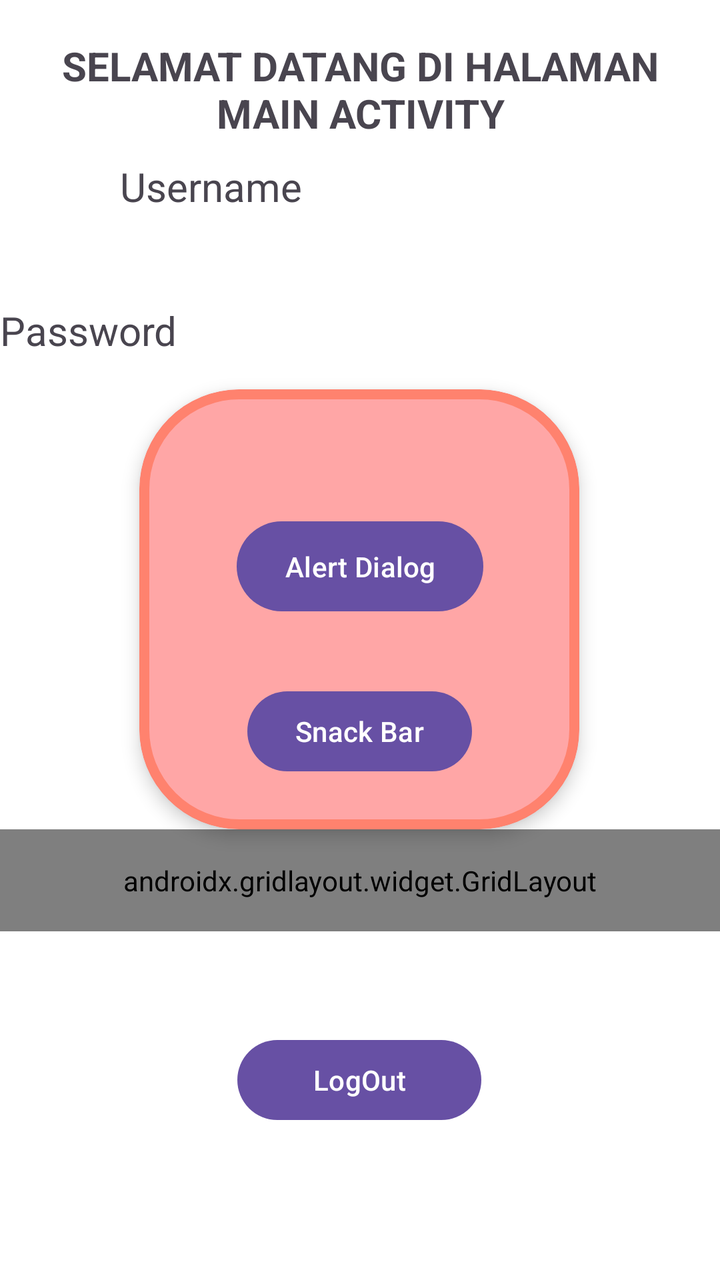
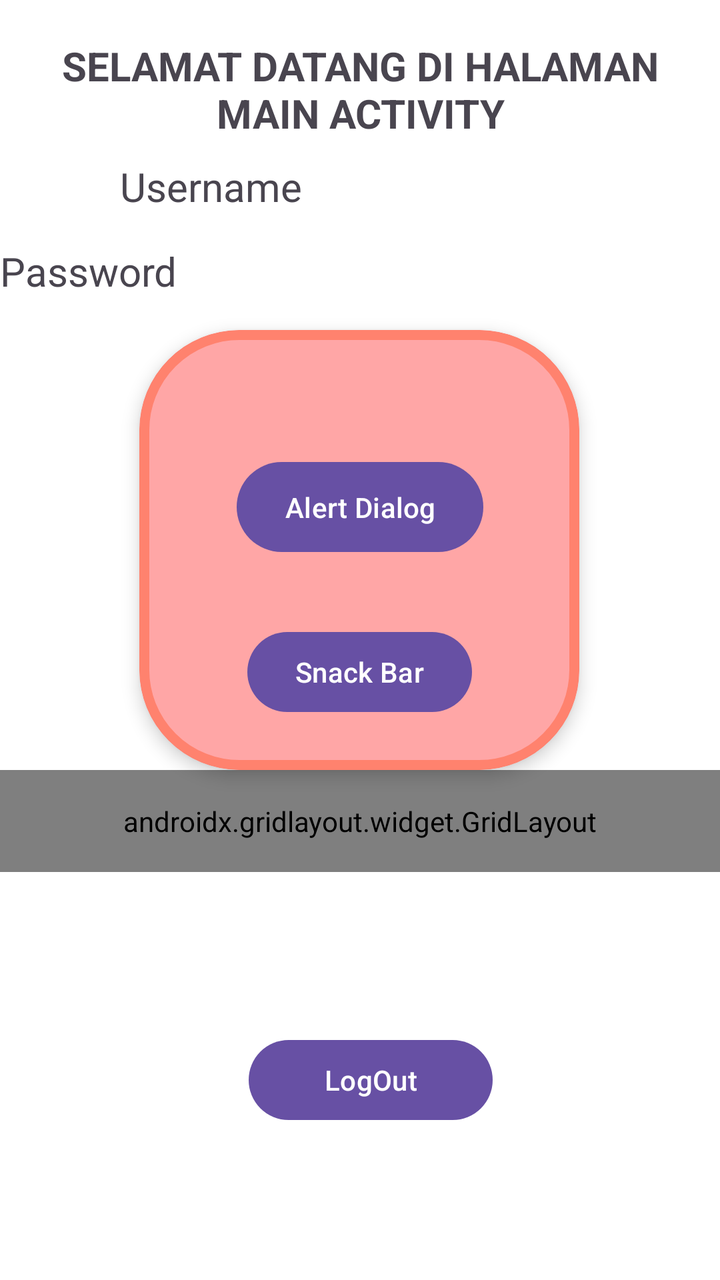

The first picture is an Android layout as it rendered before a commit; the second is the same layout after the commit. The layout source and the unified diff follow.
<!-- AndroidManifest.xml: application theme Theme.AlifTaufiq_3TIB -->
<!-- res/layout/fragment_home.xml -->
<?xml version="1.0" encoding="utf-8"?>
<androidx.constraintlayout.widget.ConstraintLayout xmlns:android="http://schemas.android.com/apk/res/android"
    xmlns:tools="http://schemas.android.com/tools"
    android:layout_width="match_parent"
    android:layout_height="match_parent"
    xmlns:app="http://schemas.android.com/apk/res-auto"
    tools:context=".Home.HomeFragment"
    android:background="@color/white">


    <TextView
        android:id="@+id/txtUsername"
        android:layout_width="wrap_content"
        android:layout_height="wrap_content"
        android:layout_marginStart="60dp"
        android:text="Username"
        android:textSize="20dp"
        app:layout_constraintBottom_toBottomOf="parent"
        app:layout_constraintStart_toStartOf="parent"
        app:layout_constraintTop_toTopOf="parent"
        app:layout_constraintVertical_bias="0.13" />

    <TextView
        android:id="@+id/txtPassword"
        android:layout_width="112dp"
        android:layout_height="35dp"
        android:layout_marginEnd="248dp"
        android:text="Password"
        android:textSize="20dp"

        app:layout_constraintBottom_toBottomOf="parent"
        app:layout_constraintEnd_toEndOf="parent"
        app:layout_constraintTop_toBottomOf="@+id/textView3"
        app:layout_constraintVertical_bias="0.124" />

    <TextView
        android:id="@+id/textView3"
        android:layout_width="335dp"
        android:layout_height="68dp"
        android:text="SELAMAT DATANG DI HALAMAN MAIN ACTIVITY"
        android:textAlignment="center"
        android:textSize="20dp"
        android:textStyle="bold"
        app:layout_constraintBottom_toBottomOf="parent"
        app:layout_constraintEnd_toEndOf="parent"
        app:layout_constraintStart_toStartOf="parent"
        app:layout_constraintTop_toTopOf="parent"
        app:layout_constraintVertical_bias="0.034" />


    <com.google.android.material.card.MaterialCardView
        android:id="@+id/materialCardView"
        android:layout_width="220dp"
        android:layout_height="220dp"
        android:layout_marginTop="8dp"
        app:cardBackgroundColor="#FFA6A6"
        app:cardCornerRadius="50dp"
        app:cardElevation="5dp"
        app:layout_constraintEnd_toEndOf="parent"
        app:layout_constraintHorizontal_bias="0.497"
        app:layout_constraintStart_toStartOf="parent"
        app:layout_constraintTop_toBottomOf="@+id/txtPassword"
        app:strokeColor="#FF826E"
        app:strokeWidth="5dp">

        <androidx.constraintlayout.widget.ConstraintLayout
            android:layout_width="match_parent"
            android:layout_height="match_parent"
            android:layout_margin="10dp">

            <Button
                android:id="@+id/btnSnackBar"
                android:layout_width="wrap_content"
                android:layout_height="wrap_content"

                android:layout_marginTop="32dp"
                android:text="Snack Bar"
                app:layout_constraintEnd_toEndOf="parent"
                app:layout_constraintStart_toStartOf="parent"
                app:layout_constraintTop_toBottomOf="@+id/AlertDialog" />

            <Button
                android:id="@+id/AlertDialog"
                android:layout_width="wrap_content"
                android:layout_height="53dp"

                android:layout_marginTop="52dp"
                android:text="Alert Dialog"
                app:layout_constraintEnd_toEndOf="parent"
                app:layout_constraintHorizontal_bias="0.505"
                app:layout_constraintStart_toStartOf="parent"
                app:layout_constraintTop_toTopOf="parent" />
        </androidx.constraintlayout.widget.ConstraintLayout>


    </com.google.android.material.card.MaterialCardView>

    <androidx.gridlayout.widget.GridLayout
        android:id="@+id/gridMenu"
        android:layout_width="0dp"
        android:layout_height="wrap_content"
        android:padding="16dp"
        app:columnCount="2"
        app:useDefaultMargins="true"
        app:layout_constraintEnd_toEndOf="parent"
        app:layout_constraintStart_toStartOf="parent"
        app:layout_constraintTop_toBottomOf="@+id/materialCardView">


        <Button
            android:id="@+id/btnToLima"
            android:layout_width="wrap_content"
            android:layout_height="wrap_content"
            android:text="Pertemuan 5"
            app:layout_columnWeight="1"
            app:layout_constraintEnd_toEndOf="parent"
            app:layout_constraintStart_toStartOf="parent"
            app:layout_constraintTop_toBottomOf="@+id/btnkembali"
            app:layout_gravity="fill_horizontal" />

        <Button
            android:id="@+id/btnToSix"
            android:layout_width="127dp"
            android:layout_height="44dp"
            app:layout_columnWeight="1"
            app:layout_gravity="fill_horizontal"
            android:text="pertemuan6"
            app:layout_constraintBottom_toBottomOf="parent"
            app:layout_constraintEnd_toEndOf="parent"
            app:layout_constraintHorizontal_bias="0.133"
            app:layout_constraintStart_toStartOf="parent" />


        <Button
            android:id="@+id/btntosembilan"
            android:layout_width="147dp"
            android:layout_height="46dp"
            android:backgroundTint="@color/kuning"
            android:text="Pertemuan9"
            app:layout_columnWeight="1"
            app:layout_gravity="fill_horizontal"
            app:layout_constraintBottom_toBottomOf="parent"
            app:layout_constraintEnd_toEndOf="parent"
            app:layout_constraintStart_toStartOf="parent" />

        <Button
            android:id="@+id/btnkembali"
            android:layout_width="wrap_content"
            android:layout_height="wrap_content"
            app:layout_columnWeight="1"
            app:layout_gravity="fill_horizontal"
            android:text="kembali"
            app:layout_constraintEnd_toEndOf="parent"
            app:layout_constraintHorizontal_bias="0.191"
            app:layout_constraintStart_toStartOf="parent"
            app:layout_constraintTop_toBottomOf="@+id/materialCardView" />
    </androidx.gridlayout.widget.GridLayout>


    <Button
        android:id="@+id/btnLogout"
        android:layout_width="122dp"
        android:layout_height="48dp"

        android:layout_marginBottom="76dp"
        android:text="LogOut"
        app:layout_constraintBottom_toBottomOf="parent"
        app:layout_constraintEnd_toEndOf="parent"
        app:layout_constraintHorizontal_bias="0.498"
        app:layout_constraintStart_toStartOf="parent" />


</androidx.constraintlayout.widget.ConstraintLayout>
<!-- resources referenced by this layout -->
<resources>
  <color name="kuning">#FFC107</color>
  <color name="white">#FFFFFFFF</color>
  <style name="Theme.AlifTaufiq_3TIB" parent="Base.Theme.AlifTaufiq_3TIB" />
  <style name="Base.Theme.AlifTaufiq_3TIB" parent="Theme.Material3.DayNight.NoActionBar">
          
          
      </style>
</resources>

<!-- the commit's change to res/layout/fragment_home.xml (unified diff, before → after) -->
@@ -31,7 +31,7 @@
         app:layout_constraintBottom_toBottomOf="parent"
         app:layout_constraintEnd_toEndOf="parent"
         app:layout_constraintTop_toBottomOf="@+id/textView3"
-        app:layout_constraintVertical_bias="0.124" />
+        app:layout_constraintVertical_bias="0.067" />
 
     <TextView
         android:id="@+id/textView3"
@@ -154,6 +154,19 @@
             app:layout_constraintHorizontal_bias="0.191"
             app:layout_constraintStart_toStartOf="parent"
             app:layout_constraintTop_toBottomOf="@+id/materialCardView" />
+
+        <Button
+            android:id="@+id/btnTotent"
+            android:layout_width="wrap_content"
+            android:layout_height="wrap_content"
+            app:layout_columnWeight="1"
+            android:backgroundTint="#F4813F"
+            app:layout_gravity="fill_horizontal"
+            android:text="Pertemuan10"
+            app:layout_constraintEnd_toEndOf="parent"
+            app:layout_constraintHorizontal_bias="0.191"
+            app:layout_constraintStart_toStartOf="parent"
+            app:layout_constraintTop_toBottomOf="@+id/materialCardView" />
     </androidx.gridlayout.widget.GridLayout>
 
 
@@ -166,7 +179,7 @@
         android:text="LogOut"
         app:layout_constraintBottom_toBottomOf="parent"
         app:layout_constraintEnd_toEndOf="parent"
-        app:layout_constraintHorizontal_bias="0.498"
+        app:layout_constraintHorizontal_bias="0.522"
         app:layout_constraintStart_toStartOf="parent" />
 
 
